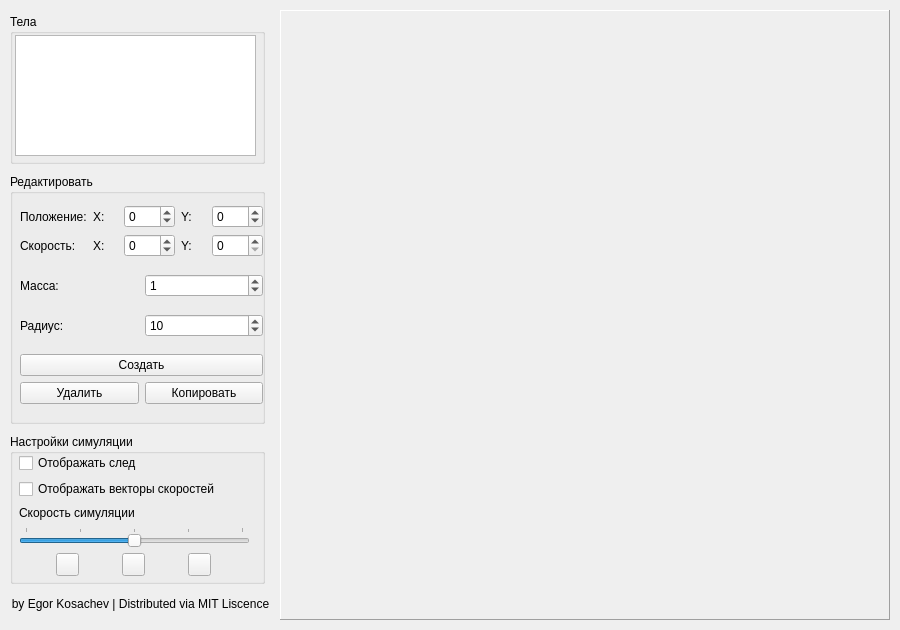
This is MainWindow.ui in Vinermy/pyGravSim as Qt 5 draws it before an edit. The edited form follows.
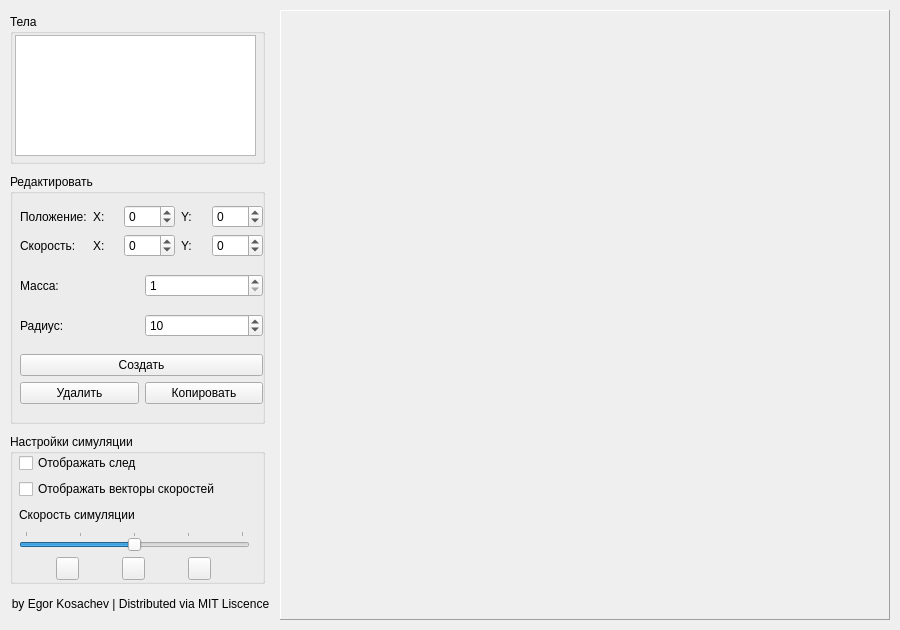
This is the edited form. Icons and pictures are not drawn.

Commit message: Modified min/max values of the spinboxes

The edit to the form file:
```diff
--- a/MainWindow.ui
+++ b/MainWindow.ui
@@ -171,6 +171,12 @@
              <property name="enabled">
               <bool>true</bool>
              </property>
+             <property name="minimum">
+              <number>-500</number>
+             </property>
+             <property name="maximum">
+              <number>500</number>
+             </property>
             </widget>
            </item>
           </layout>
@@ -189,6 +195,12 @@
              <property name="enabled">
               <bool>true</bool>
              </property>
+             <property name="minimum">
+              <number>1</number>
+             </property>
+             <property name="maximum">
+              <number>1000000</number>
+             </property>
              <property name="value">
               <number>1</number>
              </property>
@@ -273,7 +285,7 @@
           <x>9</x>
           <y>19</y>
           <width>231</width>
-          <height>123</height>
+          <height>127</height>
          </rect>
         </property>
         <layout class="QVBoxLayout" name="vloSimSettings">
```
Left out of the diff: 10 changed lines with no effect on the pictures. The commit also changes 1 other file.
